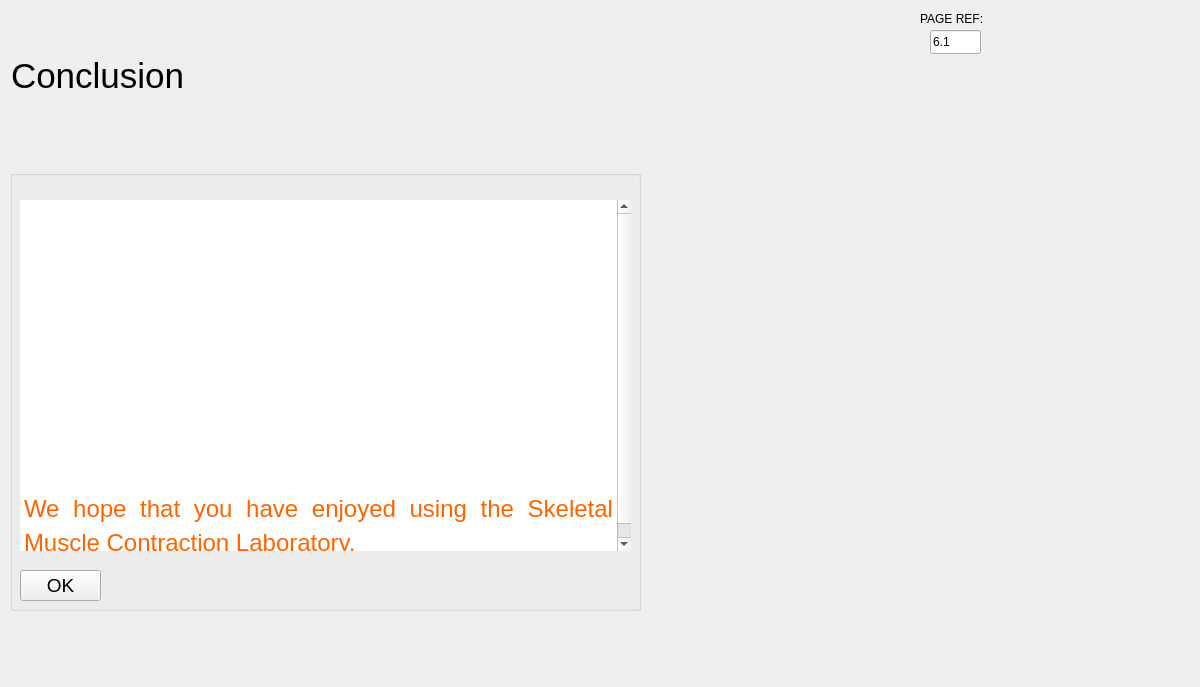
Qt form rsc/ui/conclussions.ui (KarinaKarenik/Skeletal-Muscle-Contraction-Lab) before a commit.
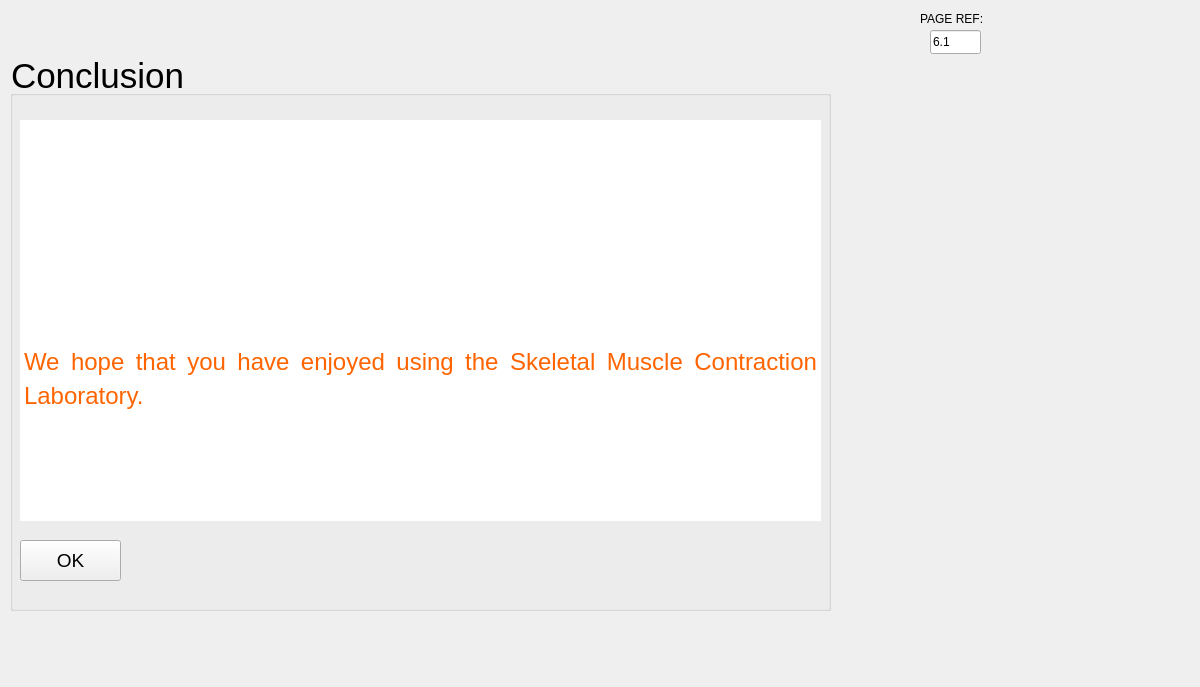
The same form after that commit.

What changed in the file:
```diff
--- a/rsc/ui/conclussions.ui
+++ b/rsc/ui/conclussions.ui
@@ -44,9 +44,9 @@
     <property name="geometry">
      <rect>
       <x>10</x>
-      <y>170</y>
-      <width>631</width>
-      <height>441</height>
+      <y>90</y>
+      <width>821</width>
+      <height>521</height>
      </rect>
     </property>
     <property name="font">
@@ -61,9 +61,9 @@
      <property name="geometry">
       <rect>
        <x>10</x>
-       <y>400</y>
-       <width>81</width>
-       <height>31</height>
+       <y>450</y>
+       <width>101</width>
+       <height>41</height>
       </rect>
      </property>
      <property name="font">
@@ -80,8 +80,8 @@
       <rect>
        <x>10</x>
        <y>30</y>
-       <width>611</width>
-       <height>351</height>
+       <width>801</width>
+       <height>401</height>
       </rect>
      </property>
      <property name="font">
```
